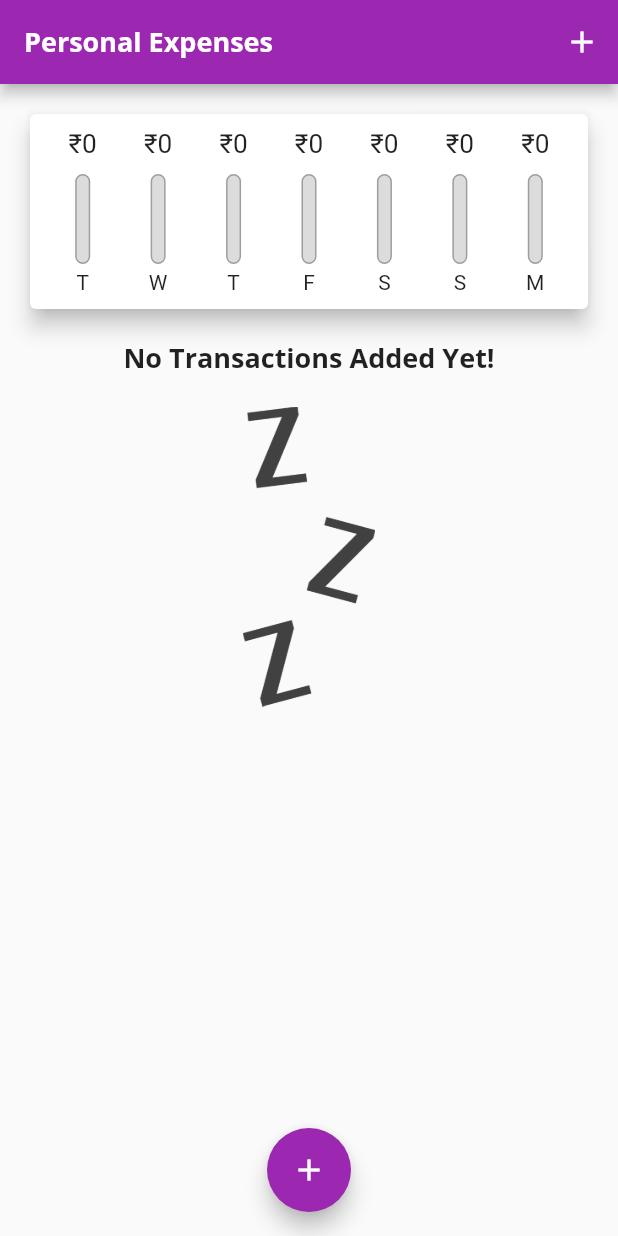
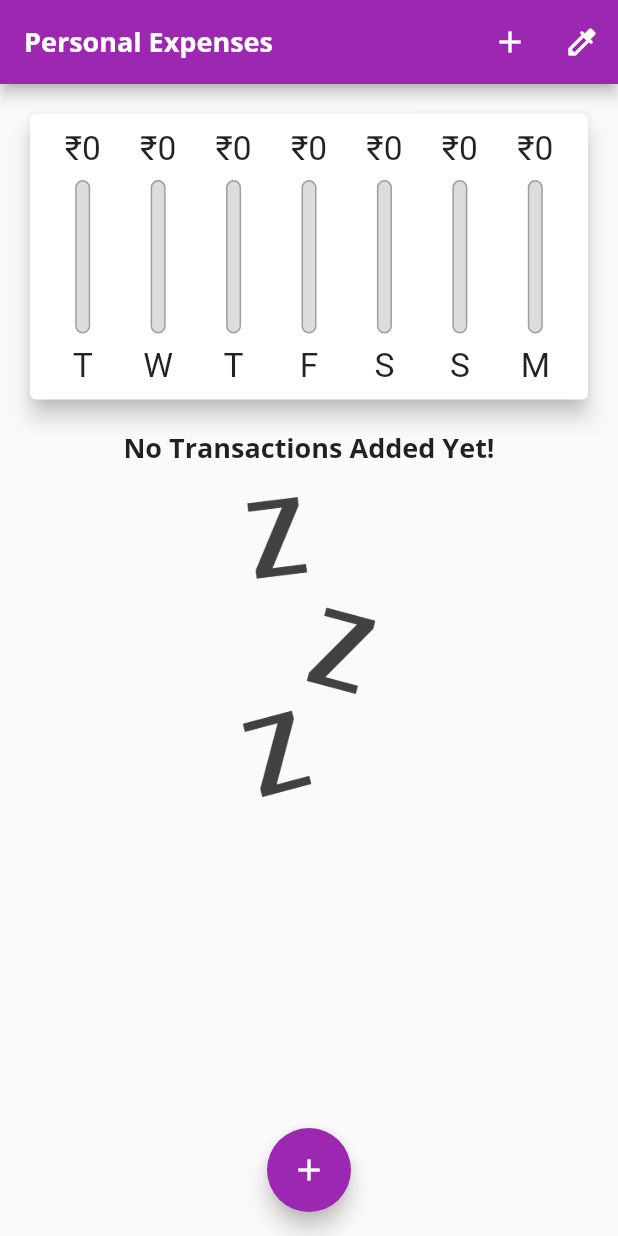
Before and after one commit to KishoreSohanda/ExpensePlanner, a Flutter app: the screen it shows after launch, on a phone screen of 412 x 824 dp. Run offline on Flutter 3.47's test engine with Material 2 defaults, Android fonts, the phone set to English and light mode, and no system bars.

Commit message:
Added Change colortheme option on app bar currently not working but we will fix it and added some of the media queries to calculate the dynamic heights of all main containers in the app to properly work in potrait mode for  any device of any height.

```diff
--- a/lib/main.dart
+++ b/lib/main.dart
@@ -1,15 +1,21 @@
 import 'package:flutter/material.dart';
 
 import './models/transaction.dart';
+import './models/colors.dart';
 import './widgets/new_transaction.dart';
 import './widgets/chart.dart';
 import './widgets/transaction_list.dart';
 
 void main() => runApp(const MyApp());
 
-class MyApp extends StatelessWidget {
+class MyApp extends StatefulWidget {
   const MyApp({super.key});
 
+  @override
+  State<MyApp> createState() => _MyAppState();
+}
+
+class _MyAppState extends State<MyApp> {
   @override
   Widget build(BuildContext context) {
     return MaterialApp(
@@ -59,6 +65,14 @@ class _MyHomePageState extends State<MyHomePage> {
     // ),
   ];
 
+  List<Color> differentColors = [
+    Color(color: Colors.green, colorName: 'Green'),
+    Color(color: Colors.blue, colorName: 'Blue'),
+    Color(color: Colors.brown, colorName: 'Brown'),
+    Color(color: Colors.red, colorName: 'Red'),
+    Color(color: Colors.yellow, colorName: 'Yellow'),
+  ];
+
   List<Transaction> get _recentTransactions {
     return _userTransactions.where((tx) {
       return tx.date.isAfter(
@@ -69,7 +83,8 @@ class _MyHomePageState extends State<MyHomePage> {
     }).toList();
   }
 
-  void _addNewTransaction(String txTitle, double txAmount, DateTime chosenDate) {
+  void _addNewTransaction(
+      String txTitle, double txAmount, DateTime chosenDate) {
     final newTx = Transaction(
       id: DateTime.now().toString(),
       title: txTitle,
@@ -81,9 +96,9 @@ class _MyHomePageState extends State<MyHomePage> {
     });
   }
 
-  void _deleteTransaction(String id){
+  void _deleteTransaction(String id) {
     setState(() {
-    _userTransactions.removeWhere((tx)=> tx.id == id);
+      _userTransactions.removeWhere((tx) => tx.id == id);
     });
   }
 
@@ -95,28 +110,75 @@ class _MyHomePageState extends State<MyHomePage> {
         });
   }
 
+  void _addNewTheme(BuildContext ctx) {
+    showModalBottomSheet(
+        context: context,
+        builder: (_) {
+          return ListView.builder(
+            itemBuilder: (context, index) {
+              return Card(
+                elevation: 3,
+                child: ListTile(
+                  leading: Container(
+                    decoration: BoxDecoration(
+                      border: Border.all(color: Colors.black),
+                      color: differentColors[index].color,
+                    ),
+                    height: 30,
+                    width: 30,
+                  ),
+                  title: Text(differentColors[index].colorName),
+                  trailing: IconButton(
+                    icon: const Icon(Icons.add),
+                    onPressed: () {},
+                  ),
+                ),
+              );
+            },
+            itemCount: differentColors.length,
+          );
+        });
+  }
+
   @override
   Widget build(BuildContext context) {
-    return Scaffold(
-      appBar: AppBar(
+    final appBar = AppBar(
       actions: [
         IconButton(
           icon: const Icon(Icons.add),
           onPressed: () => _startAddNewTransaction(context),
         ),
+        IconButton(
+          onPressed: () => _addNewTheme(context),
+          icon: const Icon(Icons.colorize_rounded),
+        )
       ],
       title: const Text(
         'Personal Expenses',
         // style: TextStyle(fontFamily: 'Open Sans'),
       ),
-      ),
-      body: Column(
+    );
+    return Scaffold(
+      appBar: appBar,
+      body: SingleChildScrollView(
+        child: Column(
           // mainAxisAlignment: MainAxisAlignment.spaceAround,
           crossAxisAlignment: CrossAxisAlignment.stretch,
           children: [
-          Chart(_recentTransactions),
-          Expanded(child: TransactionList(_userTransactions,_deleteTransaction)),
+            SizedBox(
+                height: (MediaQuery.of(context).size.height -
+                        appBar.preferredSize.height -
+                        MediaQuery.of(context).padding.top) *
+                    0.3,
+                child: Chart(_recentTransactions)),
+            SizedBox(
+                height: (MediaQuery.of(context).size.height -
+                        appBar.preferredSize.height -
+                        MediaQuery.of(context).padding.top) *
+                    0.7,
+                child: TransactionList(_userTransactions, _deleteTransaction)),
           ],
+        ),
       ),
       floatingActionButtonLocation: FloatingActionButtonLocation.centerFloat,
       floatingActionButton: FloatingActionButton(
--- /dev/null
+++ b/lib/models/colors.dart
@@ -0,0 +1,7 @@
+import 'package:flutter/material.dart';
+
+class Color{
+  final MaterialColor color;
+  final String colorName;
+  Color({required this.color,required this.colorName});
+}
--- a/lib/widgets/chart_bar.dart
+++ b/lib/widgets/chart_bar.dart
@@ -10,17 +10,18 @@ class ChartBar extends StatelessWidget {
 
   @override
   Widget build(BuildContext context) {
+    return LayoutBuilder(builder: (ctx, constraints) {
       return Column(
         children: [
           SizedBox(
-          height: 20,
+            height: constraints.maxHeight * 0.15,
             child: FittedBox(
               child: Text('₹${spendingAmount.toStringAsFixed(0)}'),
             ),
           ),
-        const SizedBox(height: 10),
+          SizedBox(height: constraints.maxHeight * 0.05),
           SizedBox(
-          height: 60,
+            height: constraints.maxHeight * 0.6,
             width: 10,
             child: Stack(
               children: [
@@ -43,9 +44,15 @@ class ChartBar extends StatelessWidget {
               ],
             ),
           ),
-        const SizedBox(height: 4),
-        Text(label),
+          SizedBox(height: constraints.maxHeight * 0.05),
+          SizedBox(
+            height: constraints.maxHeight * 0.15,
+            child: FittedBox(
+              child: Text(label),
+            ),
+          ),
         ],
       );
+    });
   }
 }
--- a/lib/widgets/transaction_list.dart
+++ b/lib/widgets/transaction_list.dart
@@ -10,9 +10,7 @@ class TransactionList extends StatelessWidget {
 
   @override
   Widget build(BuildContext context) {
-    return SizedBox(
-      height: 300,
-      child: transactions.isEmpty
+    return transactions.isEmpty
         ? Column(
             children: [
               Text(
@@ -61,7 +59,6 @@ class TransactionList extends StatelessWidget {
               );
             },
             itemCount: transactions.length,
-            ),
           );
   }
 }
```
Lines whose indentation alone changed are shown as unchanged.
